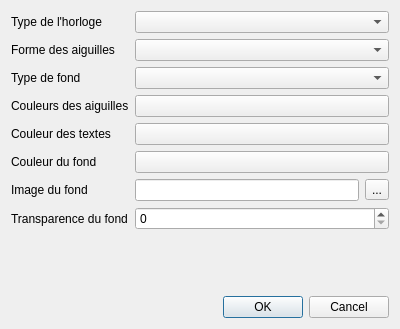
Qt form Horloge_Analogique/affichage.ui (liberflos/HorlogeAnalogique) before a commit.
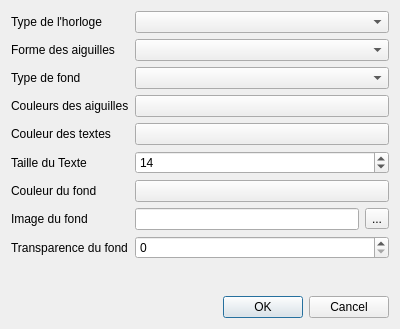
The same form after that commit.

Commit message: MAJ settings affichage

Patch:
```diff
--- a/Horloge_Analogique/affichage.ui
+++ b/Horloge_Analogique/affichage.ui
@@ -23,6 +23,9 @@
        </property>
       </widget>
      </item>
+     <item row="1" column="1">
+      <widget class="QComboBox" name="comboBoxTypeHorloge"/>
+     </item>
      <item row="2" column="0">
       <widget class="QLabel" name="labelFormeAiguilles">
        <property name="text">
@@ -30,57 +33,19 @@
        </property>
       </widget>
      </item>
-     <item row="3" column="0">
-      <widget class="QLabel" name="labelTypeFond">
-       <property name="text">
-        <string>Type de fond</string>
-       </property>
-      </widget>
-     </item>
-     <item row="5" column="0">
-      <widget class="QLabel" name="labelCouleurTextes">
-       <property name="text">
-        <string>Couleur des textes</string>
-       </property>
-      </widget>
-     </item>
-     <item row="6" column="0">
-      <widget class="QLabel" name="labelCouleurFond">
-       <property name="text">
-        <string>Couleur du fond</string>
-       </property>
-      </widget>
-     </item>
-     <item row="7" column="0">
-      <widget class="QLabel" name="labelImageFond">
-       <property name="text">
-        <string>Image du fond</string>
-       </property>
-      </widget>
-     </item>
-     <item row="8" column="0">
-      <widget class="QLabel" name="labelTransparenceFond">
-       <property name="text">
-        <string>Transparence du fond</string>
-       </property>
-      </widget>
-     </item>
-     <item row="4" column="0">
-      <widget class="QLabel" name="labelCouleurAiguilles">
-       <property name="text">
-        <string>Couleurs des aiguilles</string>
-       </property>
-      </widget>
-     </item>
-     <item row="1" column="1">
-      <widget class="QComboBox" name="comboBoxTypeHorloge"/>
-     </item>
      <item row="2" column="1">
       <widget class="QComboBox" name="comboBoxFormeAiguille"/>
      </item>
      <item row="3" column="1">
       <widget class="QComboBox" name="comboBoxTypeFond"/>
      </item>
+     <item row="4" column="0">
+      <widget class="QLabel" name="labelCouleurAiguilles">
+       <property name="text">
+        <string>Couleurs des aiguilles</string>
+       </property>
+      </widget>
+     </item>
      <item row="4" column="1">
       <widget class="QPushButton" name="pushButton">
        <property name="text">
@@ -88,6 +53,13 @@
        </property>
       </widget>
      </item>
+     <item row="5" column="0">
+      <widget class="QLabel" name="labelCouleurTextes">
+       <property name="text">
+        <string>Couleur des textes</string>
+       </property>
+      </widget>
+     </item>
      <item row="5" column="1">
       <widget class="QPushButton" name="pushButton_2">
        <property name="text">
@@ -95,17 +67,28 @@
        </property>
       </widget>
      </item>
-     <item row="6" column="1">
+     <item row="7" column="0">
+      <widget class="QLabel" name="labelCouleurFond">
+       <property name="text">
+        <string>Couleur du fond</string>
+       </property>
+      </widget>
+     </item>
+     <item row="7" column="1">
       <widget class="QPushButton" name="pushButton_3">
        <property name="text">
         <string/>
        </property>
       </widget>
      </item>
+     <item row="8" column="0">
+      <widget class="QLabel" name="labelImageFond">
+       <property name="text">
+        <string>Image du fond</string>
+       </property>
+      </widget>
+     </item>
      <item row="8" column="1">
-      <widget class="QSpinBox" name="spinBox"/>
-     </item>
-     <item row="7" column="1">
       <layout class="QHBoxLayout" name="horizontalLayout">
        <item>
         <widget class="QLineEdit" name="lineEdit"/>
@@ -119,6 +102,37 @@
        </item>
       </layout>
      </item>
+     <item row="9" column="0">
+      <widget class="QLabel" name="labelTransparenceFond">
+       <property name="text">
+        <string>Transparence du fond</string>
+       </property>
+      </widget>
+     </item>
+     <item row="9" column="1">
+      <widget class="QSpinBox" name="spinBoxTranspFond"/>
+     </item>
+     <item row="3" column="0">
+      <widget class="QLabel" name="labelTypeFond">
+       <property name="text">
+        <string>Type de fond</string>
+       </property>
+      </widget>
+     </item>
+     <item row="6" column="0">
+      <widget class="QLabel" name="label">
+       <property name="text">
+        <string>Taille du Texte</string>
+       </property>
+      </widget>
+     </item>
+     <item row="6" column="1">
+      <widget class="QSpinBox" name="spinBoxTailleTexte">
+       <property name="value">
+        <number>14</number>
+       </property>
+      </widget>
+     </item>
     </layout>
    </item>
    <item>
```
The commit also changes 4 other files.
